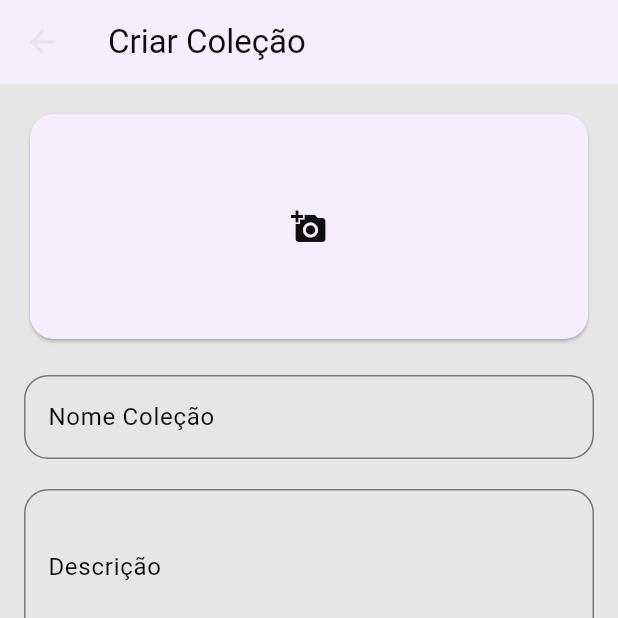
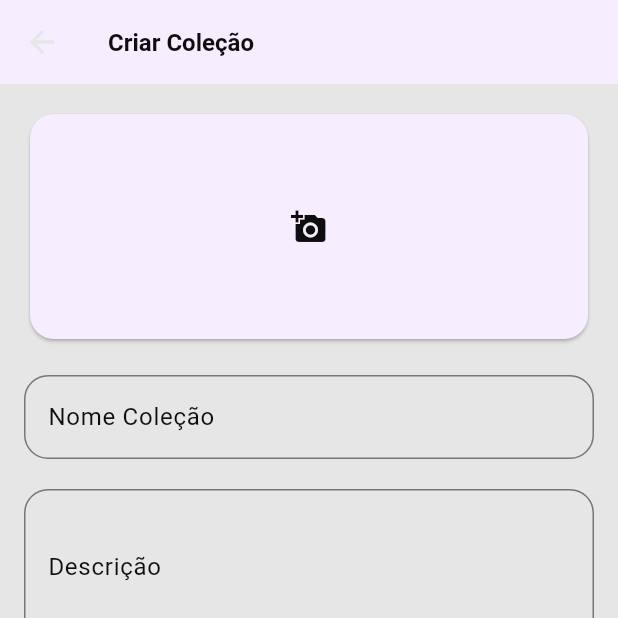
Before and after one commit to cc23135/aprendize, a Flutter app: the CriarColecaoPage screen opened directly, after a tap on "Adicionar Matéria", after a tap on "Adicionar tópico em ordem de dependência", on a phone screen of 412 x 824 dp, the top half of it. Run offline on Flutter 3.47's test engine with Material 3 defaults, Android fonts, the phone set to English and light mode, and no system bars; our stand-ins replace dio, fl_chart, flutter_svg, image_picker, shared_preferences, table_calendar; accounts and stored records are empty; network calls fail.

Commit message:
Corrigir merge

```diff
--- a/flutter/lib/criarColecao.dart
+++ b/flutter/lib/criarColecao.dart
@@ -8,6 +8,10 @@ import 'package:http/http.dart' as http;
 import 'colors.dart';
 
 class CriarColecaoPage extends StatefulWidget {
+  final Map<String, dynamic>? collection;
+
+  CriarColecaoPage({this.collection});
+
   @override
   _CriarColecaoPageState createState() => _CriarColecaoPageState();
 }
@@ -15,22 +19,71 @@ class CriarColecaoPage extends StatefulWidget {
 class _CriarColecaoPageState extends State<CriarColecaoPage> {
   final ImageService _imageService = ImageService();
 
+   List<TextEditingController> _tituloControllers = [];
+  List<List<TextEditingController>> _subtituloControllers = [];
+
   final TextEditingController _nomeController = TextEditingController();
   final TextEditingController _descricaoController = TextEditingController();
+
   List<Materia> _materias = [];
 
   String _imageUrl = ''; // Armazena a URL da imagem carregada
   bool _isLoadingImage = false; // Controla o estado de carregamento da imagem
 
+  @override
+  void initState() {
+    super.initState();
+
+    if (widget.collection != null) {
+      _nomeController.text = widget.collection!["nome"] ?? '';
+      _descricaoController.text = widget.collection!["descricao"] ?? '';
+      _imageUrl = widget.collection!["linkImagem"] ?? '';
+
+      var materiasJson =
+          widget.collection!["Materia"]; // Acesso correto ao campo "Materia"
+      if (materiasJson != null) {
+        _materias = List<Materia>.from(
+            materiasJson.map((item) => Materia.fromJson(item)));
+      }
+
+      _tituloControllers = List.generate(
+        _materias.length,
+        (index) => TextEditingController(text: _materias[index].titulo),
+      );
+
+      _subtituloControllers = _materias.map((materia) {
+        return List.generate(
+          materia.subtitulos.length,
+          (index) => TextEditingController(text: materia.subtitulos[index]),
+        );
+  }).toList();
+    }
+  }
+
+  @override
+  void dispose() {
+    _tituloControllers.forEach((controller) => controller.dispose());
+    _subtituloControllers.forEach((sublist) {
+      sublist.forEach((controller) => controller.dispose());
+    });
+    _nomeController.dispose();
+    _descricaoController.dispose();
+    super.dispose();
+  }
+
 void _adicionarMateria() {
   setState(() {
-      _materias.add(Materia(titulo: '', subtitulos: [], imageUrl: ''));
+    Materia novaMateria = Materia(titulo: '', subtitulos: [], imageUrl: '');
+    _materias.add(novaMateria);
+    _tituloControllers.add(TextEditingController(text: ''));
+    _subtituloControllers.add([]);
   });
 }
 
 void _adicionarSubtitulo(int index) {
   setState(() {
     _materias[index].subtitulos.add('');
+    _subtituloControllers[index].add(TextEditingController(text: '')); // Adiciona um novo controlador para o novo subtítulo
   });
 }
 
@@ -101,7 +154,14 @@ class _CriarColecaoPageState extends State<CriarColecaoPage> {
     return Scaffold(
       backgroundColor: AppColors.black,
       appBar: AppBar(
-        title: Text('Criar Coleção', style: TextStyle(color: AppColors.white)),
+        title: Text(
+          widget.collection == null ? 'Criar Coleção' : 'Atualizar Coleção',
+          style: TextStyle(
+            fontSize: 16,
+            fontWeight: FontWeight.bold,
+            color: AppColors.white,
+          ),
+        ),
         backgroundColor: AppColors.lightBlackForFooter,
       ),
       body: SingleChildScrollView(
@@ -208,14 +268,12 @@ class _CriarColecaoPageState extends State<CriarColecaoPage> {
                 onTap: () => _selecionarImagemMateria(index),
                 child: Container(
                   height: 100,
-                              width:
-                                  double.infinity, // Tamanho total do container
+                  width: double.infinity,
                   decoration: BoxDecoration(
                     color: AppColors.lightBlackForFooter,
                     borderRadius: BorderRadius.circular(16),
                     border: Border.all(
-                                  color: AppColors.lightPurple
-                                      .withOpacity(0.5), // Borda do retângulo
+                      color: AppColors.lightPurple.withOpacity(0.5),
                       width: 2,
                     ),
                     image: materia.imageUrl.isNotEmpty
@@ -225,13 +283,11 @@ class _CriarColecaoPageState extends State<CriarColecaoPage> {
                           )
                         : null,
                   ),
-                              child: materia.imageUrl.isEmpty &&
-                                      !materia.isLoadingImage
+                  child: materia.imageUrl.isEmpty && !materia.isLoadingImage
                       ? Center(
                           child: Icon(
                             Icons.add_a_photo,
-                                        color: AppColors.white.withOpacity(
-                                            0.6), // Ícone quando não há imagem
+                            color: AppColors.white.withOpacity(0.6),
                             size: 40,
                           ),
                         )
@@ -245,10 +301,11 @@ class _CriarColecaoPageState extends State<CriarColecaoPage> {
                 ),
               ),
 
+              // Campo de título da matéria
               TextField(
                 onChanged: (value) {
                   setState(() {
-                                _materias[index].titulo = value;
+                    _materias[index].titulo = value; // Atualiza o título
                   });
                 },
                 style: TextStyle(
@@ -260,21 +317,20 @@ class _CriarColecaoPageState extends State<CriarColecaoPage> {
                   hintStyle: TextStyle(color: AppColors.white),
                   border: InputBorder.none,
                 ),
+                controller: _tituloControllers[index], // Use o controlador existente
               ),
               const SizedBox(height: 10),
 
               // Lista de subtópicos da matéria
               Column(
                 children: materia.subtitulos.map((subtitulo) {
-                              int subtituloIndex =
-                                  materia.subtitulos.indexOf(subtitulo);
+                  int subtituloIndex = materia.subtitulos.indexOf(subtitulo);
                   return Padding(
                     padding: const EdgeInsets.only(bottom: 8.0),
                     child: TextField(
                       onChanged: (value) {
                         setState(() {
-                                      _materias[index]
-                                          .subtitulos[subtituloIndex] = value;
+                          _materias[index].subtitulos[subtituloIndex] = value; // Atualiza o tópico
                         });
                       },
                       style: TextStyle(
@@ -283,21 +339,18 @@ class _CriarColecaoPageState extends State<CriarColecaoPage> {
                       decoration: InputDecoration(
                         hintText: 'Tópico',
                         hintStyle: TextStyle(
-                                      color: AppColors.lightPurple
-                                          .withOpacity(0.7),
+                          color: AppColors.lightPurple.withOpacity(0.7),
                         ),
                         border: OutlineInputBorder(
                           borderRadius: BorderRadius.circular(16),
-                                      borderSide: BorderSide(
-                                          color: AppColors.lightPurple
-                                              .withOpacity(0.5)),
+                          borderSide: BorderSide(color: AppColors.lightPurple.withOpacity(0.5)),
                         ),
                         focusedBorder: OutlineInputBorder(
                           borderRadius: BorderRadius.circular(16),
-                                      borderSide: BorderSide(
-                                          color: AppColors.lightPurple),
+                          borderSide: BorderSide(color: AppColors.lightPurple),
                         ),
                       ),
+                      controller: _subtituloControllers[index][subtituloIndex], // Use o controlador existente
                     ),
                   );
                 }).toList(),
@@ -312,7 +365,8 @@ class _CriarColecaoPageState extends State<CriarColecaoPage> {
                   icon: Icon(Icons.add, color: AppColors.white),
                   label: Text(
                     'Adicionar tópico em ordem de dependência',
-                                  style: TextStyle(color: AppColors.white)),
+                    style: TextStyle(color: AppColors.white),
+                  ),
                   style: TextButton.styleFrom(
                     backgroundColor: AppColors.lightBlackForFooter,
                     shape: RoundedRectangleBorder(
@@ -381,18 +435,25 @@ class _CriarColecaoPageState extends State<CriarColecaoPage> {
         };
 
         try {
+
+          final String url = widget.collection == null
+              ? '${AppStateSingleton().apiUrl}api/createCollection'
+              : '${AppStateSingleton().apiUrl}api/updateCollection/${widget.collection?["idColecao"]}';
+
           final response = await http.post(
-            Uri.parse('${AppStateSingleton().apiUrl}api/createCollection'),
+            Uri.parse(url),
             headers: {'Content-Type': 'application/json'},
             body: jsonEncode(collectionData),
           );
 
-          // Fecha o indicador de progresso
           Navigator.of(context).pop();
 
           if (response.statusCode == 200) {
               final data = jsonDecode(response.body);
-            final idColecao = data['idColecao'];
+              var idColecao = data['idColecao'];
+              if(idColecao == null){
+                idColecao = widget.collection?["idColecao"];
+              }
               Navigator.push(
                 context,
                 MaterialPageRoute(
@@ -402,11 +463,10 @@ class _CriarColecaoPageState extends State<CriarColecaoPage> {
                 ),
               );
           } else {
-            // Lidar com erro ao criar a coleção
-            _mostrarErro('Erro ao criar a coleção. Tente novamente.');
+            _mostrarErro(
+                'Erro ao criar ou atualizar a coleção. Tente novamente.');
           }
         } catch (e) {
-          // Fecha o indicador de progresso em caso de erro
           Navigator.of(context).pop();
           _mostrarErro('Erro de rede. Verifique sua conexão.');
         }
@@ -420,7 +480,9 @@ class _CriarColecaoPageState extends State<CriarColecaoPage> {
       ),
     ),
     child: Text(
-      'Criar Coleção',
+      widget.collection == null
+          ? 'Criar Coleção'
+          : 'Atualizar Coleção',
       style: TextStyle(
         fontSize: 16,
         fontWeight: FontWeight.bold,
@@ -429,7 +491,6 @@ class _CriarColecaoPageState extends State<CriarColecaoPage> {
     ),
   ),
 )
-,
           ],
         ),
       ),
@@ -439,13 +500,28 @@ class _CriarColecaoPageState extends State<CriarColecaoPage> {
 
 class Materia {
   String titulo;
+  String imageUrl;
   List<String> subtitulos;
-  String imageUrl;
   bool isLoadingImage;
 
-  Materia(
-      {required this.titulo,
+  Materia({
+    required this.titulo,
+    required this.imageUrl,
     required this.subtitulos,
-      required this.imageUrl,
-      this.isLoadingImage = false});
+    this.isLoadingImage = false,
+  });
+
+  factory Materia.fromJson(Map<String, dynamic> json) {
+  var topicos = json['Topico'] as List?; // Acesso à lista de tópicos
+  List<String> subtitulos = topicos != null
+      ? List<String>.from(topicos.map((t) => t['nome'])) // Mapeia para o nome do tópico
+      : [];
+
+  return Materia(
+    titulo: json['nome'] ?? '', // Nome da matéria
+    imageUrl: json['capa'] ?? '',
+    subtitulos: subtitulos,
+    isLoadingImage: false,
+  );
   }
+}
```
Also changed, not shown: flutter/lib/colecao.dart (+28 -32 lines). Lines whose indentation alone changed are shown as unchanged.
